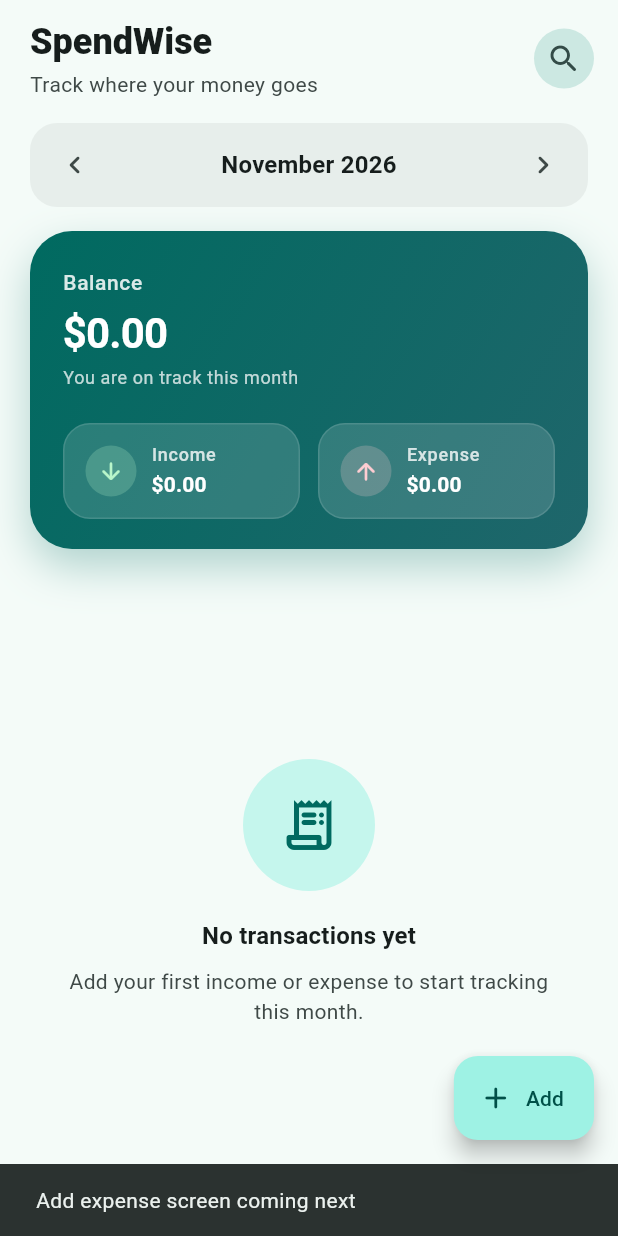
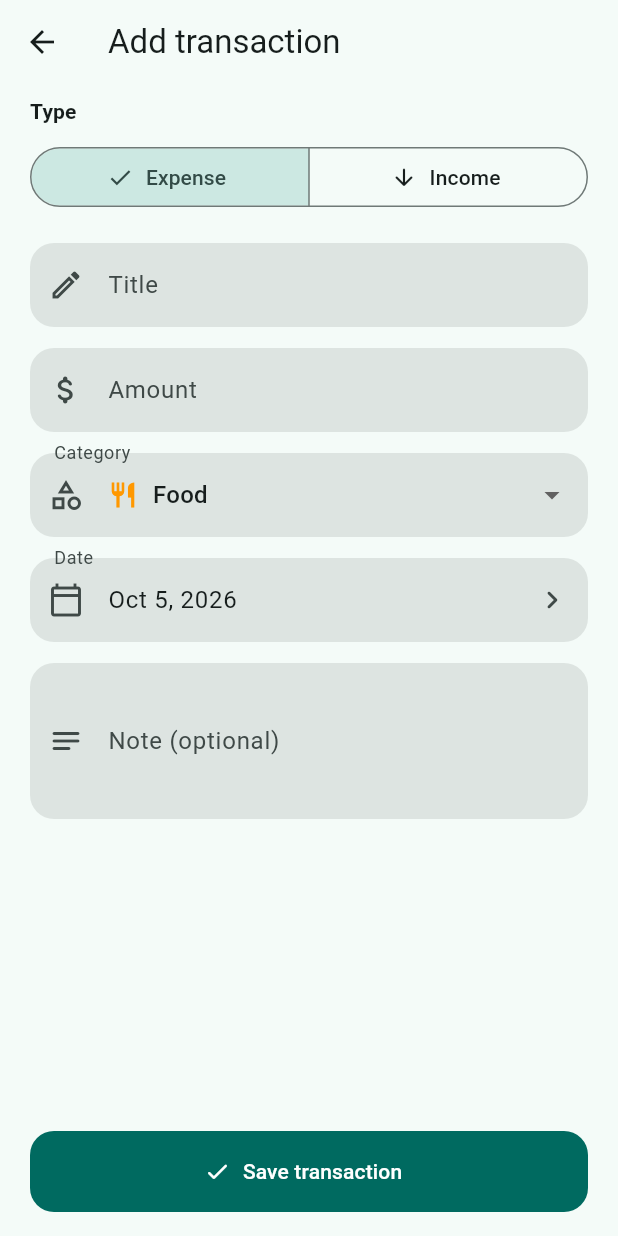
Before and after one commit to Huzam229/SpendWise, a Flutter app: the screen it shows after launch, after a tap on the "chevron right" icon, after a tap on "Add", on a phone screen of 412 x 824 dp. Run offline on Flutter 3.47's test engine with Material 3 defaults, Android fonts, the light colour scheme and no system bars; our stand-ins replace flutter_riverpod, sqflite; accounts and stored records are empty.

Commit message:
feat: add create and edit expense form screen

```diff
--- /dev/null
+++ b/lib/screens/add_edit_expense_screen.dart
@@ -0,0 +1,291 @@
+import 'package:flutter/material.dart';
+import 'package:flutter/services.dart';
+import 'package:flutter_riverpod/flutter_riverpod.dart';
+import 'package:uuid/uuid.dart';
+
+import '../core/constants.dart';
+import '../data/models/expense.dart';
+import '../providers/expense_provider.dart';
+import '../utils/formatters.dart';
+
+class AddEditExpenseScreen extends ConsumerStatefulWidget {
+  const AddEditExpenseScreen({super.key, this.expense});
+
+  final Expense? expense;
+
+  bool get isEditing => expense != null;
+
+  @override
+  ConsumerState<AddEditExpenseScreen> createState() =>
+      _AddEditExpenseScreenState();
+}
+
+class _AddEditExpenseScreenState extends ConsumerState<AddEditExpenseScreen> {
+  final _formKey = GlobalKey<FormState>();
+  late final TextEditingController _titleController;
+  late final TextEditingController _amountController;
+  late final TextEditingController _noteController;
+
+  late bool _isIncome;
+  late String _category;
+  late DateTime _date;
+  bool _saving = false;
+
+  @override
+  void initState() {
+    super.initState();
+    final existing = widget.expense;
+    _titleController = TextEditingController(text: existing?.title ?? '');
+    _amountController = TextEditingController(
+      text: existing != null ? existing.amount.toString() : '',
+    );
+    _noteController = TextEditingController(text: existing?.note ?? '');
+    _isIncome = existing?.isIncome ?? false;
+    _category = existing?.category ?? kCategories.first.name;
+    _date = existing?.date ?? DateTime.now();
+  }
+
+  @override
+  void dispose() {
+    _titleController.dispose();
+    _amountController.dispose();
+    _noteController.dispose();
+    super.dispose();
+  }
+
+  Future<void> _pickDate() async {
+    final picked = await showDatePicker(
+      context: context,
+      initialDate: _date,
+      firstDate: DateTime(2000),
+      lastDate: DateTime(2100),
+    );
+    if (picked != null) {
+      setState(() => _date = picked);
+    }
+  }
+
+  Future<void> _save() async {
+    if (!_formKey.currentState!.validate()) return;
+
+    setState(() => _saving = true);
+
+    final expense = Expense(
+      id: widget.expense?.id ?? const Uuid().v4(),
+      title: _titleController.text.trim(),
+      amount: double.parse(_amountController.text.trim()),
+      isIncome: _isIncome,
+      category: _category,
+      date: _date,
+      note: _noteController.text.trim().isEmpty
+          ? null
+          : _noteController.text.trim(),
+    );
+
+    try {
+      final notifier = ref.read(expenseProvider.notifier);
+      if (widget.isEditing) {
+        await notifier.edit(expense);
+      } else {
+        await notifier.add(expense);
+      }
+      if (!mounted) return;
+      Navigator.pop(context);
+    } catch (e) {
+      if (!mounted) return;
+      ScaffoldMessenger.of(context).showSnackBar(
+        SnackBar(content: Text('Could not save: $e')),
+      );
+      setState(() => _saving = false);
+    }
+  }
+
+  InputDecoration _decoration({
+    required String label,
+    String? hint,
+    Widget? prefixIcon,
+    Widget? suffixIcon,
+  }) {
+    return InputDecoration(
+      labelText: label,
+      hintText: hint,
+      prefixIcon: prefixIcon,
+      suffixIcon: suffixIcon,
+      filled: true,
+      border: OutlineInputBorder(
+        borderRadius: BorderRadius.circular(16),
+        borderSide: BorderSide.none,
+      ),
+    );
+  }
+
+  @override
+  Widget build(BuildContext context) {
+    final scheme = Theme.of(context).colorScheme;
+
+    return Scaffold(
+      backgroundColor: scheme.surface,
+      appBar: AppBar(
+        title: Text(widget.isEditing ? 'Edit transaction' : 'Add transaction'),
+        centerTitle: false,
+      ),
+      body: SafeArea(
+        child: Form(
+          key: _formKey,
+          child: ListView(
+            padding: const EdgeInsets.fromLTRB(20, 8, 20, 120),
+            children: [
+              Text(
+                'Type',
+                style: Theme.of(context).textTheme.titleSmall?.copyWith(
+                      fontWeight: FontWeight.w700,
+                    ),
+              ),
+              const SizedBox(height: 10),
+              SegmentedButton<bool>(
+                segments: const [
+                  ButtonSegment(
+                    value: false,
+                    label: Text('Expense'),
+                    icon: Icon(Icons.arrow_upward_rounded),
+                  ),
+                  ButtonSegment(
+                    value: true,
+                    label: Text('Income'),
+                    icon: Icon(Icons.arrow_downward_rounded),
+                  ),
+                ],
+                selected: {_isIncome},
+                onSelectionChanged: (values) {
+                  setState(() => _isIncome = values.first);
+                },
+              ),
+              const SizedBox(height: 20),
+              TextFormField(
+                controller: _titleController,
+                textCapitalization: TextCapitalization.sentences,
+                textInputAction: TextInputAction.next,
+                decoration: _decoration(
+                  label: 'Title',
+                  hint: 'e.g. Grocery run',
+                  prefixIcon: const Icon(Icons.edit_outlined),
+                ),
+                validator: (value) {
+                  if (value == null || value.trim().isEmpty) {
+                    return 'Title is required';
+                  }
+                  return null;
+                },
+              ),
+              const SizedBox(height: 14),
+              TextFormField(
+                controller: _amountController,
+                keyboardType: const TextInputType.numberWithOptions(
+                  decimal: true,
+                ),
+                inputFormatters: [
+                  FilteringTextInputFormatter.allow(RegExp(r'[0-9.]')),
+                ],
+                textInputAction: TextInputAction.next,
+                decoration: _decoration(
+                  label: 'Amount',
+                  hint: '0.00',
+                  prefixIcon: const Icon(Icons.attach_money_rounded),
+                ),
+                validator: (value) {
+                  if (value == null || value.trim().isEmpty) {
+                    return 'Amount is required';
+                  }
+                  final amount = double.tryParse(value.trim());
+                  if (amount == null) {
+                    return 'Enter a valid number';
+                  }
+                  if (amount <= 0) {
+                    return 'Amount must be greater than 0';
+                  }
+                  return null;
+                },
+              ),
+              const SizedBox(height: 14),
+              DropdownButtonFormField<String>(
+                initialValue: _category,
+                decoration: _decoration(
+                  label: 'Category',
+                  prefixIcon: const Icon(Icons.category_outlined),
+                ),
+                items: kCategories
+                    .map(
+                      (category) => DropdownMenuItem(
+                        value: category.name,
+                        child: Row(
+                          children: [
+                            Icon(category.icon, color: category.color, size: 20),
+                            const SizedBox(width: 10),
+                            Text(category.name),
+                          ],
+                        ),
+                      ),
+                    )
+                    .toList(),
+                onChanged: (value) {
+                  if (value != null) {
+                    setState(() => _category = value);
+                  }
+                },
+              ),
+              const SizedBox(height: 14),
+              InkWell(
+                onTap: _pickDate,
+                borderRadius: BorderRadius.circular(16),
+                child: InputDecorator(
+                  decoration: _decoration(
+                    label: 'Date',
+                    prefixIcon: const Icon(Icons.calendar_today_outlined),
+                    suffixIcon: const Icon(Icons.chevron_right_rounded),
+                  ),
+                  child: Text(
+                    shortDateFormat.format(_date),
+                    style: Theme.of(context).textTheme.bodyLarge,
+                  ),
+                ),
+              ),
+              const SizedBox(height: 14),
+              TextFormField(
+                controller: _noteController,
+                maxLines: 3,
+                textCapitalization: TextCapitalization.sentences,
+                decoration: _decoration(
+                  label: 'Note (optional)',
+                  hint: 'Add a short note',
+                  prefixIcon: const Icon(Icons.notes_rounded),
+                ),
+              ),
+            ],
+          ),
+        ),
+      ),
+      bottomNavigationBar: SafeArea(
+        child: Padding(
+          padding: const EdgeInsets.fromLTRB(20, 8, 20, 16),
+          child: FilledButton.icon(
+            onPressed: _saving ? null : _save,
+            icon: _saving
+                ? const SizedBox(
+                    width: 18,
+                    height: 18,
+                    child: CircularProgressIndicator(strokeWidth: 2),
+                  )
+                : const Icon(Icons.check_rounded),
+            label: Text(widget.isEditing ? 'Save changes' : 'Save transaction'),
+            style: FilledButton.styleFrom(
+              minimumSize: const Size.fromHeight(54),
+              shape: RoundedRectangleBorder(
+                borderRadius: BorderRadius.circular(16),
+              ),
+            ),
+          ),
+        ),
+      ),
+    );
+  }
+}
--- a/lib/screens/home_screen.dart
+++ b/lib/screens/home_screen.dart
@@ -6,6 +6,7 @@ import '../providers/filter_provider.dart';
 import '../utils/formatters.dart';
 import '../widgets/expense_tile.dart';
 import '../widgets/summary_card.dart';
+import 'add_edit_expense_screen.dart';
 
 class HomeScreen extends ConsumerWidget {
   const HomeScreen({super.key});
@@ -135,6 +136,14 @@ class HomeScreen extends ConsumerWidget {
                         final item = expenses[index];
                         return ExpenseTile(
                           expense: item,
+                          onTap: () {
+                            Navigator.of(context).push(
+                              MaterialPageRoute<void>(
+                                builder: (_) =>
+                                    AddEditExpenseScreen(expense: item),
+                              ),
+                            );
+                          },
                           onDismissed: () async {
                             await ref
                                 .read(expenseProvider.notifier)
@@ -152,8 +161,10 @@ class HomeScreen extends ConsumerWidget {
       ),
       floatingActionButton: FloatingActionButton.extended(
         onPressed: () {
-          ScaffoldMessenger.of(context).showSnackBar(
-            const SnackBar(content: Text('Add expense screen coming next')),
+          Navigator.of(context).push(
+            MaterialPageRoute<void>(
+              builder: (_) => const AddEditExpenseScreen(),
+            ),
           );
         },
         icon: const Icon(Icons.add_rounded),
```
